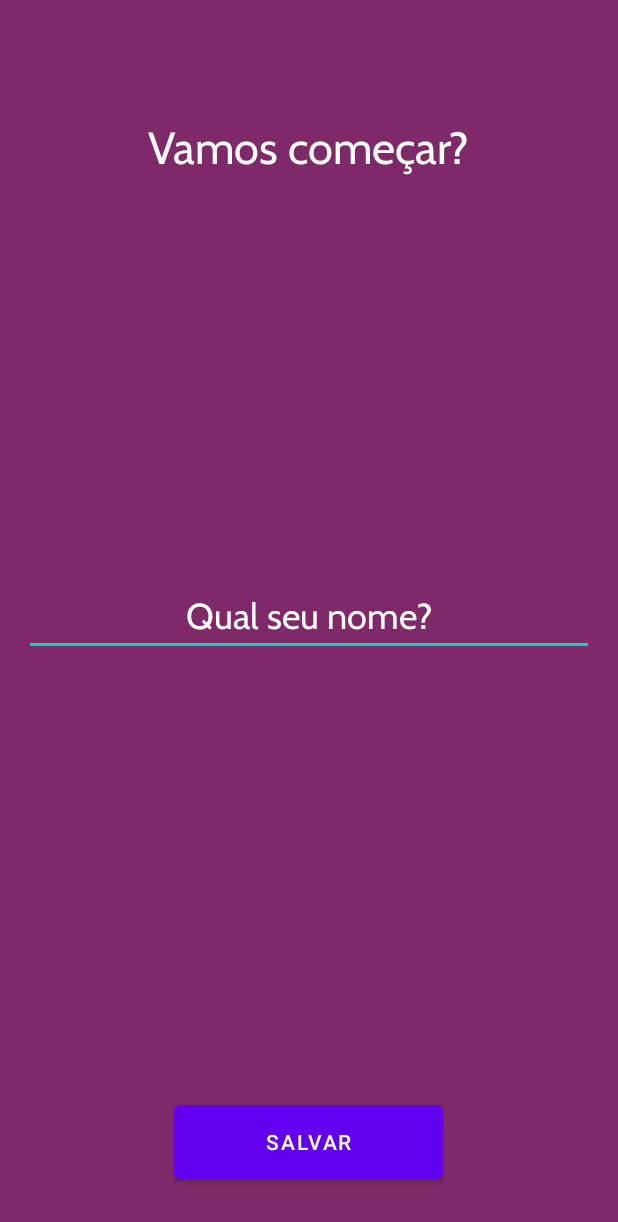
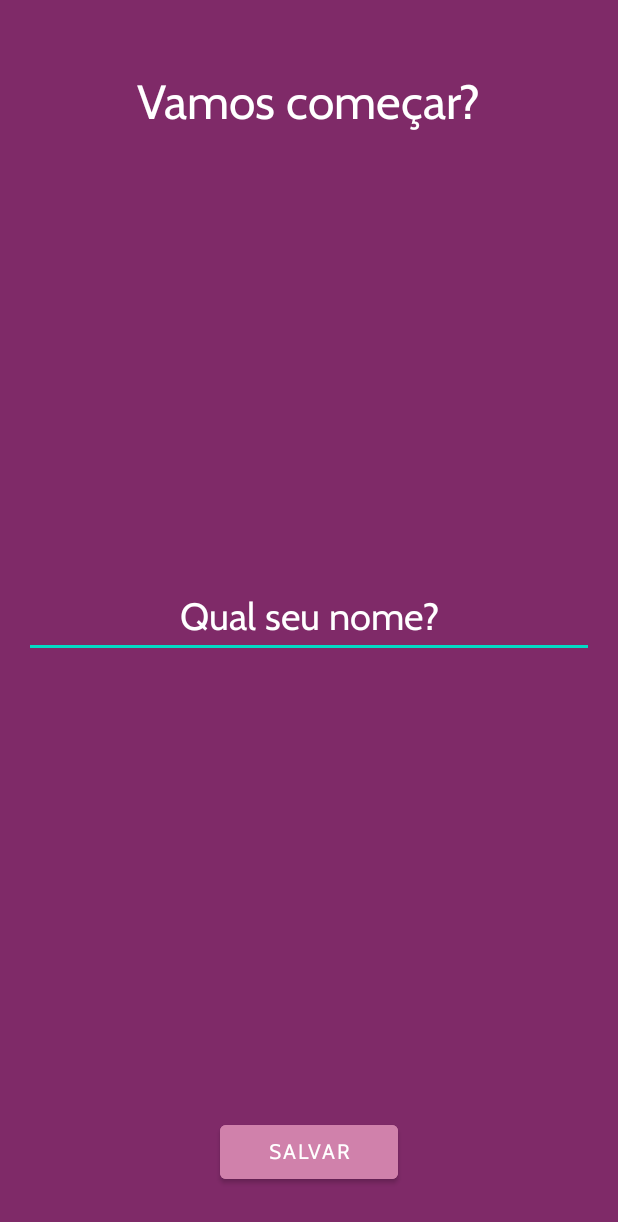
Before and after one commit to MikhaelVinicius/AppKotlinFrasesBayonetta, an Android app: the screen it shows after launch (UserActivity), after a tap on "SALVAR", on a phone screen of 412 x 824 dp. Shown: the top 1222 px of the screen. Run offline under Robolectric (Android 15) with nearby library versions, the phone set to English and light mode, and no system bars.

Commit message:
Projeto em estado final de conclusão

```diff
--- a/app/src/main/java/com/example/motivationbayonetta/infra/SecurityPreferences.kt
+++ b/app/src/main/java/com/example/motivationbayonetta/infra/SecurityPreferences.kt
@@ -4,14 +4,16 @@ import android.content.Context
 import android.content.SharedPreferences
 
 class SecurityPreferences(context: Context) {
-    private val security: SharedPreferences =
+
+    private val sharedPreferences: SharedPreferences =
         context.getSharedPreferences("Motivation", Context.MODE_PRIVATE)
 
-    fun storeString(key:String, str:String) {
-        security.edit().putString(key, str).apply()
+    fun storeString(key: String, value: String) {
+        this.sharedPreferences.edit().putString(key, value).apply()
     }
 
-    fun getString(key: String): String {
-        return security.getString(key,"")?: ""
+    fun getStoredString(key: String): String {
+        return this.sharedPreferences.getString(key, "") ?: ""
     }
+
 }
--- a/app/src/main/java/com/example/motivationbayonetta/ui/UserActivity.kt
+++ b/app/src/main/java/com/example/motivationbayonetta/ui/UserActivity.kt
@@ -14,6 +14,7 @@ import com.example.motivationbayonetta.databinding.ActivityUserBinding
 class UserActivity : AppCompatActivity(), View.OnClickListener {
 
     private lateinit var binding: ActivityUserBinding
+    private lateinit var securityPreferences: SecurityPreferences
 
     override fun onCreate(savedInstanceState: Bundle?) {
         super.onCreate(savedInstanceState)
@@ -21,33 +22,56 @@ class UserActivity : AppCompatActivity(), View.OnClickListener {
         binding = ActivityUserBinding.inflate(layoutInflater)
         setContentView(binding.root)
 
+        supportActionBar?.hide()
+
+        // Inicializa variáveis da classe
+        securityPreferences = SecurityPreferences(this)
+
+        // Acesso aos elementos de interface)
         binding.buttonSave.setOnClickListener(this)
-
-
-        supportActionBar?.hide()
+        verifyUserName()
     }
 
-    override fun onClick(v: View) {
-        if (v.id == R.id.button_save) {
+    /**
+     * Tratamento de clicks dos elementos
+     * */
+    override fun onClick(view: View?) {
+        val id: Int? = view?.id
+        if (id == R.id.button_save) {
             handleSave()
-
         }
-
     }
 
+    /**
+     * Verifica se usuário já preencheu o nome
+     * */
+    private fun verifyUserName() {
+        val name = securityPreferences.getStoredString(MotivationConstants.KEY.PERSON_NAME)
+        if (name != "") {
+            startActivity(Intent(this, MainActivity::class.java))
+            finish()
+        }
+    }
+
+    /**
+     * Salva o nome do usuário para utilizações futuras
+     * */
     private fun handleSave() {
 
-        val name = binding.editName.text.toString()
-        if (name != "") {
+        // Obtém o nome
+        val name: String = binding.editName.text.toString()
 
-            SecurityPreferences(this).storeString(MotivationConstants.KEY.USER_NAME, name)
+        // Verifica se usuário preencheu o nome
+        if (name == "") {
+            Toast.makeText(this, getString(R.string.validation_mandatory_name), Toast.LENGTH_LONG)
+                .show()
+        } else {
+            // Salva os dados do usuário e redireciona para as frases
+            securityPreferences.storeString(MotivationConstants.KEY.PERSON_NAME, name)
+            startActivity(Intent(this, MainActivity::class.java))
 
-            startActivity(Intent(this, MainActivity::class.java))
+            // Impede que seja possível voltar a Activity
             finish()
-
-        } else {
-            Toast.makeText(this, R.string.validation_mandatory_name, Toast.LENGTH_SHORT).show()
-
         }
     }
 }
--- a/app/src/main/res/layout/activity_user.xml
+++ b/app/src/main/res/layout/activity_user.xml
@@ -1,48 +1,47 @@
 <?xml version="1.0" encoding="utf-8"?>
-<RelativeLayout
-    xmlns:android="http://schemas.android.com/apk/res/android"
+<RelativeLayout xmlns:android="http://schemas.android.com/apk/res/android"
     xmlns:tools="http://schemas.android.com/tools"
-    xmlns:app="http://schemas.android.com/apk/res-auto"
     android:layout_width="match_parent"
     android:layout_height="match_parent"
+    android:background="@color/purple"
     android:padding="16dp"
-    android:background="@color/purple"
     tools:context=".ui.UserActivity">
 
     <TextView
-
-         android:textColor="@color/white"
-         android:layout_centerHorizontal="true"
         android:layout_width="wrap_content"
         android:layout_height="wrap_content"
+        android:layout_centerHorizontal="true"
+        android:layout_marginTop="32dp"
+        android:fontFamily="@font/cabin"
         android:text="@string/lets_begin"
-         android:fontFamily="@font/cabin"
-         android:layout_marginTop="64dp"
-         android:textSize="30sp"
-         />
+        android:textColor="@color/white"
+        android:textSize="32sp" />
 
     <EditText
         android:id="@+id/edit_name"
         android:layout_width="match_parent"
+        android:layout_height="wrap_content"
         android:layout_centerInParent="true"
-          android:layout_height="wrap_content"
-          android:gravity="center_horizontal"
-          android:textSize="24sp"
+        android:fontFamily="@font/cabin"
+        android:gravity="center"
+        android:hint="@string/your_name"
+        android:inputType="textPersonName"
         android:textColor="@color/white"
-
-          android:fontFamily="@font/cabin"
-          android:hint="@string/your_name"
-          android:textColorHint="@color/white"/>
+        android:textColorHint="@color/white"
+        android:textSize="25sp" />
 
     <Button
         android:id="@+id/button_save"
-      android:layout_width="179dp"
-      android:layout_height="61dp"
+        android:layout_width="wrap_content"
+        android:layout_height="wrap_content"
         android:layout_alignParentBottom="true"
         android:layout_centerHorizontal="true"
         android:layout_marginBottom="16dp"
+        android:backgroundTint="@color/light_purple"
+        android:fontFamily="@font/cabin"
         android:paddingStart="32dp"
         android:paddingEnd="32dp"
-      android:text="@string/save" />
+        android:text="@string/save"
+        android:textColor="@color/white" />
 
 </RelativeLayout>
```
Also changed, not shown: app/src/main/java/com/example/motivationbayonetta/infra/MotivationConstants.kt (+9 -2 lines), app/src/main/java/com/example/motivationbayonetta/repo/Mock.kt (added, +30 -0 lines), app/src/main/java/com/example/motivationbayonetta/ui/MainActivity.kt (+77 -6 lines), app/src/main/res/layout/activity_main.xml (+55 -45 lines). Lines whose indentation alone changed are shown as unchanged.
